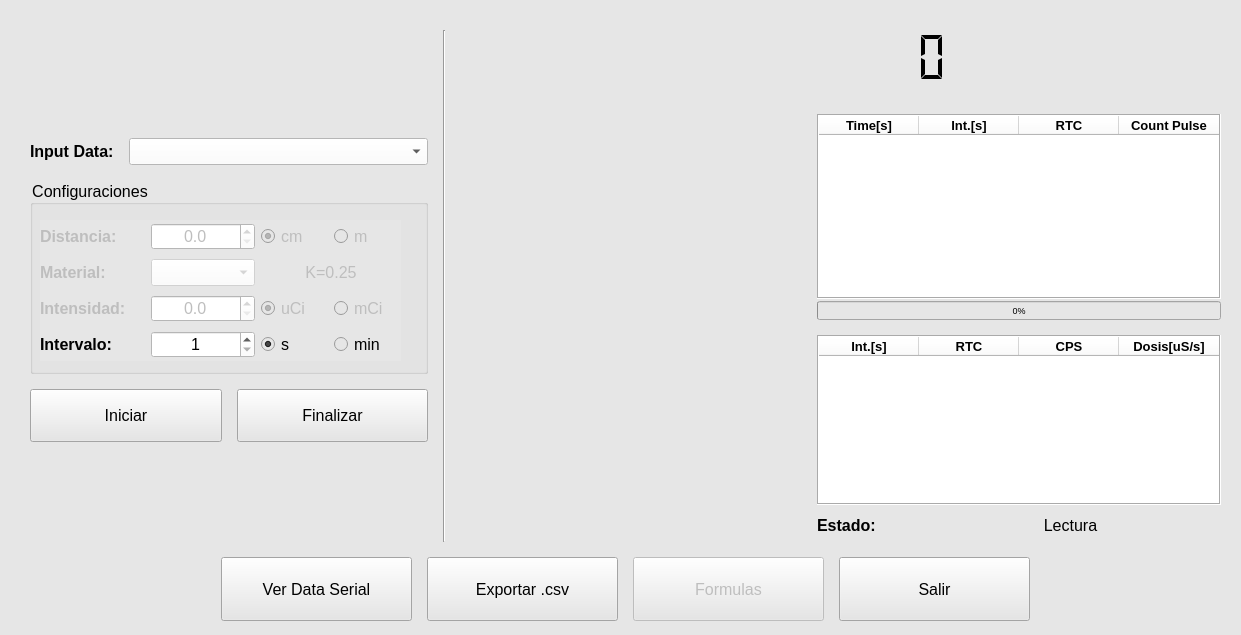
Before: the Qt Designer form appv2/Qt/ui_read_bg51.ui in nvargas24/PocketCube, drawn with Qt 5.
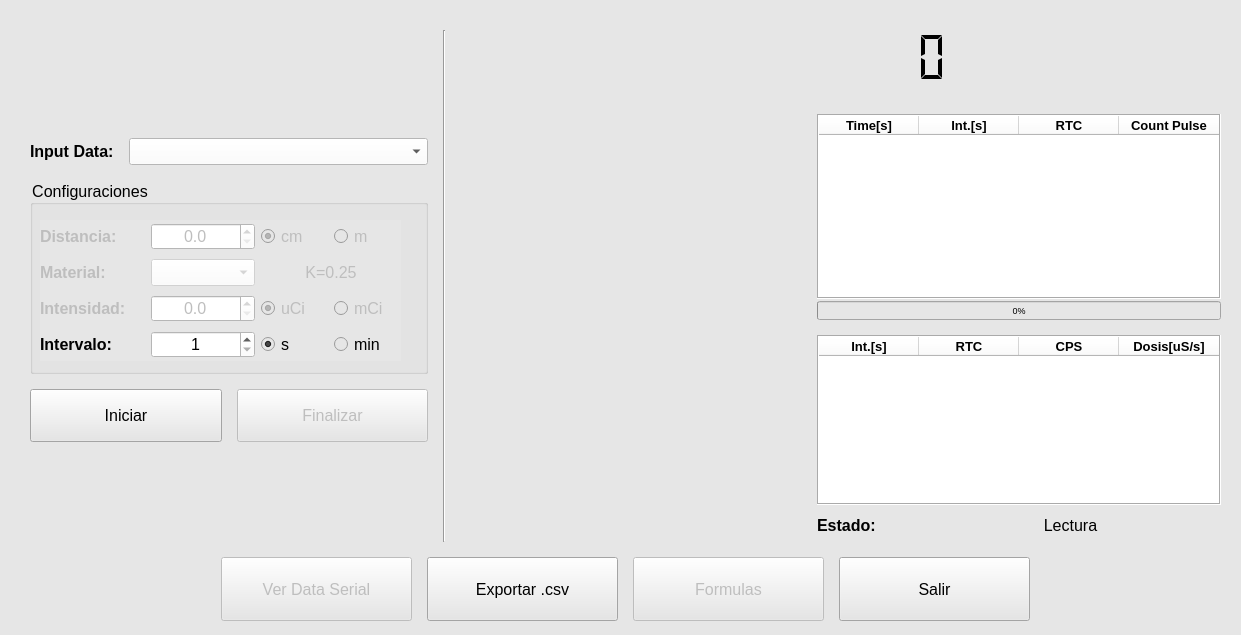
After: the same form once the commit is applied. Icons and pictures are not drawn.

Commit message: add ventana para ver datos seriales

What changed in the file:
```diff
--- a/appv2/Qt/ui_read_bg51.ui
+++ b/appv2/Qt/ui_read_bg51.ui
@@ -623,6 +623,9 @@
              </item>
              <item>
               <widget class="QPushButton" name="btn_stop">
+               <property name="enabled">
+                <bool>false</bool>
+               </property>
                <property name="sizePolicy">
                 <sizepolicy hsizetype="Minimum" vsizetype="Expanding">
                  <horstretch>0</horstretch>
@@ -1109,6 +1112,9 @@
        </item>
        <item>
         <widget class="QPushButton" name="btn_view_serial">
+         <property name="enabled">
+          <bool>false</bool>
+         </property>
          <property name="sizePolicy">
           <sizepolicy hsizetype="Minimum" vsizetype="Expanding">
            <horstretch>0</horstretch>
```
The commit also changes 4 other files.
